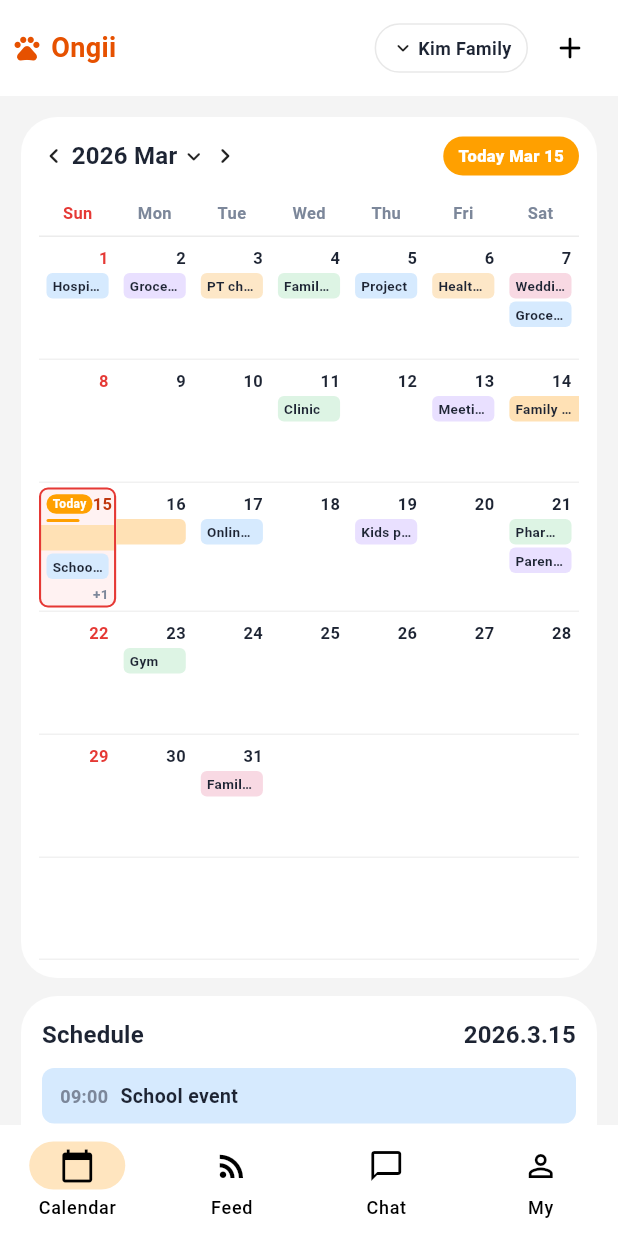
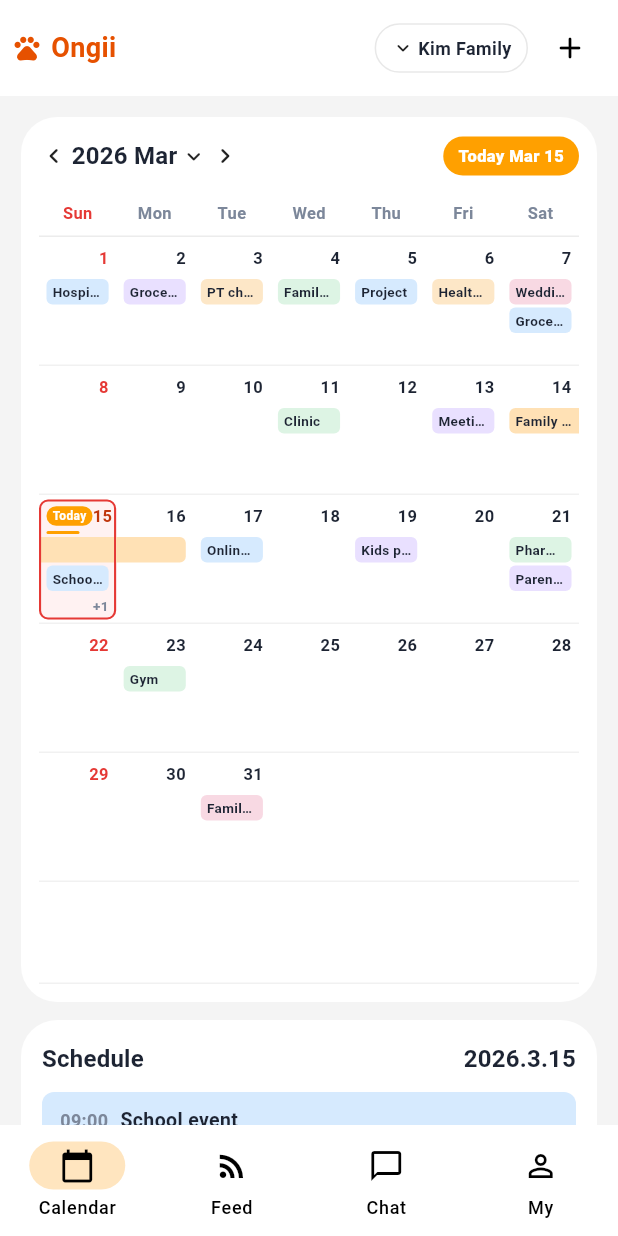
Before and after one commit to DSanyC/ongii_project, a Flutter app: the screen it shows after launch, on a phone screen of 412 x 824 dp. Run offline on Flutter 3.47's test engine with Material 3 defaults, Android fonts, the phone set to English and light mode, and no system bars.

Commit message:
feat: update calendar UI

```diff
--- a/lib/features/calendar_page.dart
+++ b/lib/features/calendar_page.dart
@@ -618,7 +618,12 @@ class _DayCell extends StatelessWidget {
                               padding: EdgeInsets.symmetric(
                                 horizontal: cellHorizontalPadding,
                               ),
-                              child: Row(
+                              child: SizedBox(
+                                height: isNarrow ? 18 : 20,
+                                child: Column(
+                                  crossAxisAlignment: CrossAxisAlignment.start,
+                                  children: [
+                                    Row(
                                       children: [
                                         if (isToday)
                                           Container(
@@ -654,20 +659,18 @@ class _DayCell extends StatelessWidget {
                                         ),
                                       ],
                                     ),
-                            ),
-                            if (isToday)
-                              Padding(
-                                padding: EdgeInsets.only(
-                                  top: 2,
-                                  left: cellHorizontalPadding,
-                                  right: cellHorizontalPadding,
-                                ),
-                                child: Container(
+                                    const SizedBox(height: 2),
+                                    Container(
                                       width: 22,
                                       height: 2,
                                       decoration: BoxDecoration(
-                                    color: const Color(0xFFFFA000),
+                                        color: isToday
+                                            ? const Color(0xFFFFA000)
+                                            : Colors.transparent,
                                         borderRadius: BorderRadius.circular(999),
+                                      ),
+                                    ),
+                                  ],
                                 ),
                               ),
                             ),
```
Lines whose indentation alone changed are shown as unchanged.
